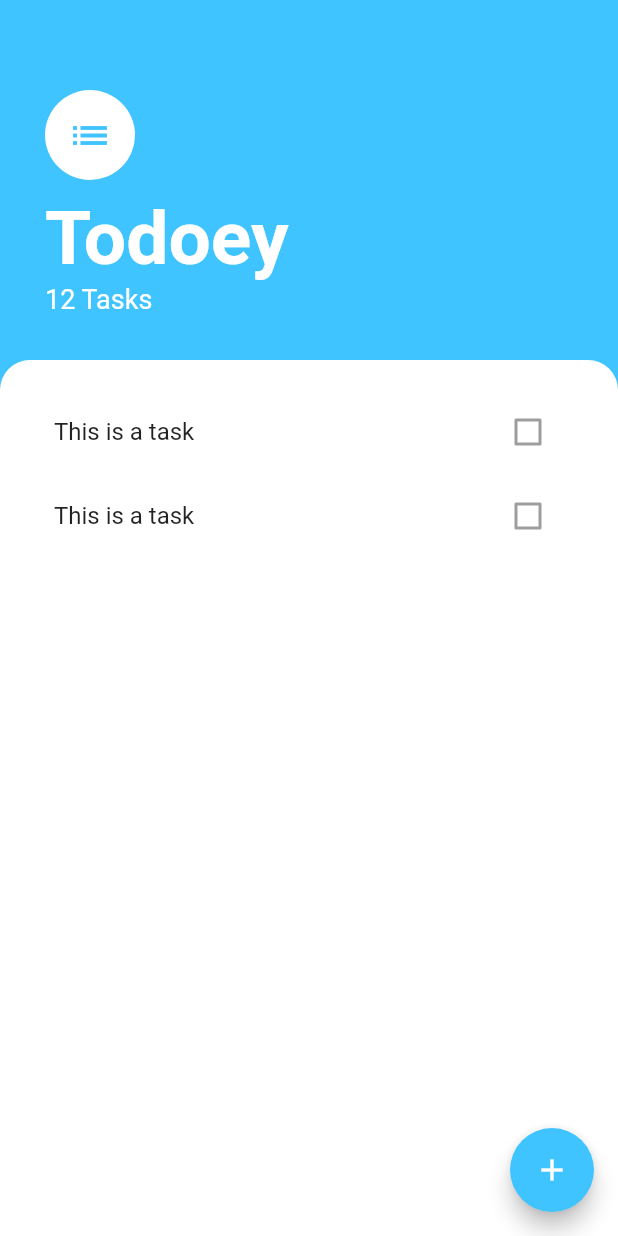
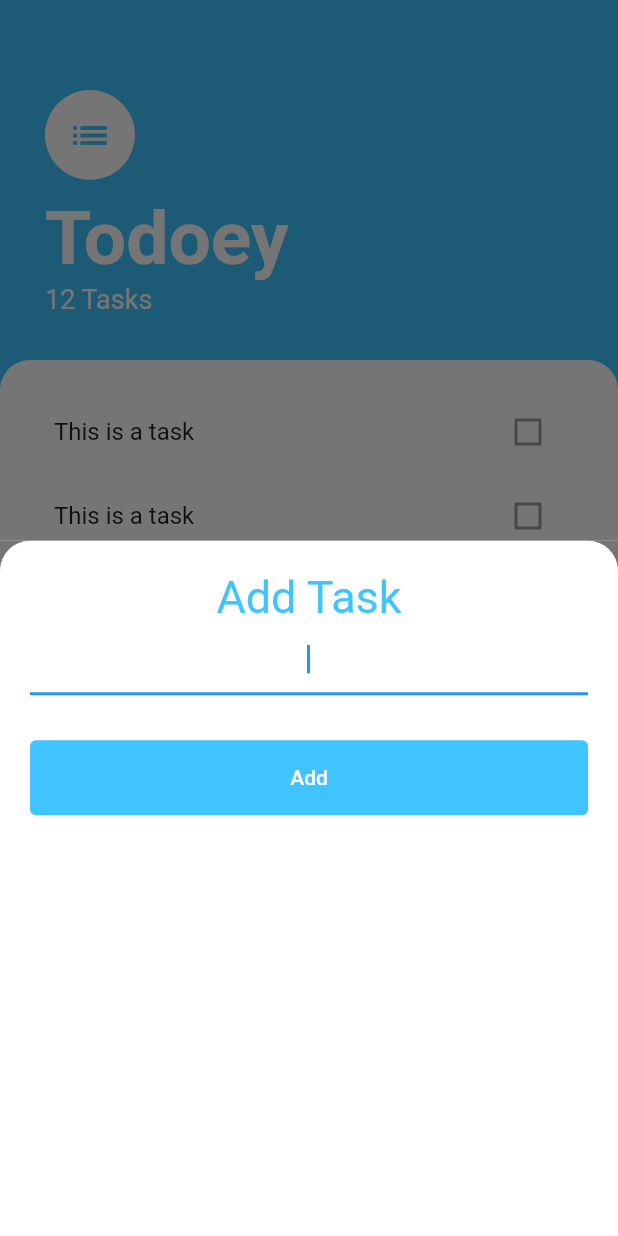
Before and after one commit to nonsocchi/Todo_list_App, a Flutter app: the screen it shows after launch, after a tap on the "add" icon, on a phone screen of 412 x 824 dp. Run offline on Flutter 3.47's test engine with Material 2 defaults, Android fonts, the phone set to English and light mode, and no system bars.

```diff
--- /dev/null
+++ b/lib/screens/add_task_screen.dart
@@ -0,0 +1,51 @@
+import 'dart:ui';
+
+import 'package:flutter/material.dart';
+
+class AddTaskScreen extends StatelessWidget {
+  const AddTaskScreen({Key? key}) : super(key: key);
+
+  @override
+  Widget build(BuildContext context) {
+    return Container(
+      color: const Color(0xff757575),
+      child: Container(
+        decoration: const BoxDecoration(
+          color: Colors.white,
+          borderRadius: BorderRadius.only(
+            topLeft: Radius.circular(20.0),
+            topRight: Radius.circular(20.0),
+          ),
+        ),
+        child: Padding(
+          padding: const EdgeInsets.all(20.0),
+          child: Column(
+            crossAxisAlignment: CrossAxisAlignment.stretch,
+            children: [
+              const Text(
+                'Add Task',
+                textAlign: TextAlign.center,
+                style: TextStyle(color: Colors.lightBlueAccent, fontSize: 30.0),
+              ),
+              const TextField(
+                autofocus: true,
+                textAlign: TextAlign.center,
+              ),
+              const SizedBox(height: 30.0),
+              SizedBox(
+                height: 50.0,
+                child: TextButton(
+                  style: TextButton.styleFrom(
+                      primary: Colors.white,
+                      backgroundColor: Colors.lightBlueAccent),
+                  onPressed: () {},
+                  child: const Text('Add'),
+                ),
+              )
+            ],
+          ),
+        ),
+      ),
+    );
+  }
+}
--- a/lib/screens/tasks_screen.dart
+++ b/lib/screens/tasks_screen.dart
@@ -1,5 +1,6 @@
 import 'package:flutter/material.dart';
 import 'package:todo_app/widgets/task_list.dart';
+import 'package:todo_app/screens/add_task_screen.dart';
 
 class TasksScreen extends StatelessWidget {
   const TasksScreen({Key? key}) : super(key: key);
@@ -9,7 +10,12 @@ class TasksScreen extends StatelessWidget {
     return Scaffold(
       backgroundColor: Colors.lightBlueAccent,
       floatingActionButton: FloatingActionButton(
-        onPressed: () {},
+        onPressed: () {
+          showModalBottomSheet(
+            context: context,
+            builder: (context) => const AddTaskScreen(),
+          );
+        },
         backgroundColor: Colors.lightBlueAccent,
         child: const Icon(Icons.add),
       ),
```
